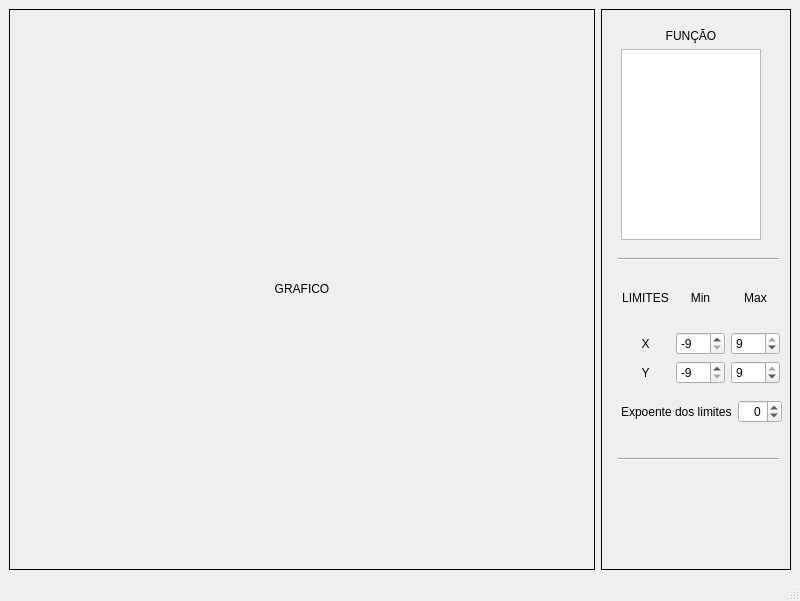
The window that mainplotador.ui (celeron550/Plotador) describes before a commit, drawn with Qt 5.
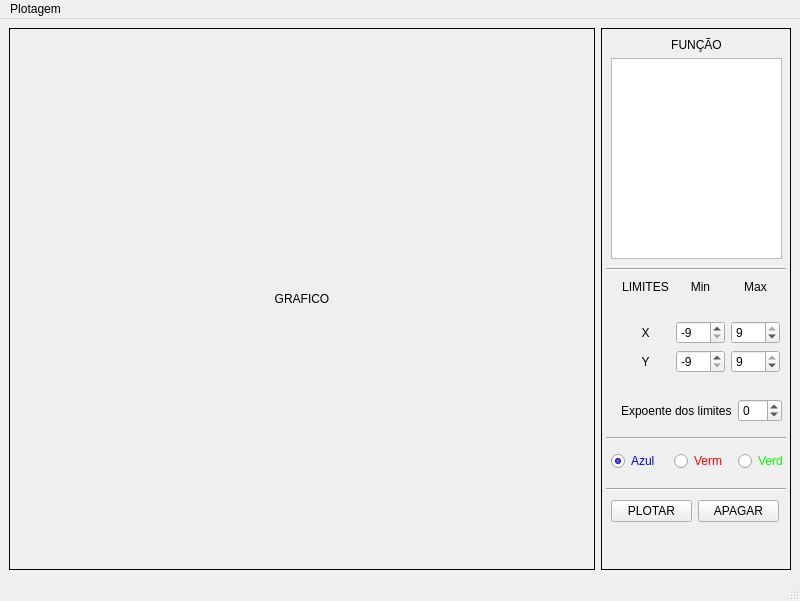
The same window after the commit.

```diff
--- a/mainplotador.ui
+++ b/mainplotador.ui
@@ -63,10 +63,10 @@
       <widget class="QWidget" name="verticalLayoutWidget">
        <property name="geometry">
         <rect>
-         <x>10</x>
-         <y>10</y>
-         <width>160</width>
-         <height>221</height>
+         <x>0</x>
+         <y>0</y>
+         <width>191</width>
+         <height>231</height>
         </rect>
        </property>
        <layout class="QVBoxLayout" name="layoutFuncao">
@@ -98,24 +98,11 @@
         </item>
        </layout>
       </widget>
-      <widget class="Line" name="line1">
-       <property name="geometry">
-        <rect>
-         <x>17</x>
-         <y>240</y>
-         <width>161</width>
-         <height>20</height>
-        </rect>
-       </property>
-       <property name="orientation">
-        <enum>Qt::Orientation::Horizontal</enum>
-       </property>
-      </widget>
       <widget class="QWidget" name="gridLayoutWidget">
        <property name="geometry">
         <rect>
          <x>10</x>
-         <y>250</y>
+         <y>220</y>
          <width>179</width>
          <height>125</height>
         </rect>
@@ -146,7 +133,7 @@
            <string>LIMITES</string>
           </property>
           <property name="textFormat">
-           <enum>Qt::TextFormat::AutoText</enum>
+           <enum>Qt::TextFormat::PlainText</enum>
           </property>
           <property name="alignment">
            <set>Qt::AlignmentFlag::AlignCenter</set>
@@ -237,29 +224,16 @@
         </item>
        </layout>
       </widget>
-      <widget class="Line" name="line2">
-       <property name="geometry">
-        <rect>
-         <x>17</x>
-         <y>440</y>
-         <width>161</width>
-         <height>20</height>
-        </rect>
-       </property>
-       <property name="orientation">
-        <enum>Qt::Orientation::Horizontal</enum>
-       </property>
-      </widget>
-      <widget class="QWidget" name="">
+      <widget class="QWidget" name="layoutWidget">
        <property name="geometry">
         <rect>
          <x>10</x>
-         <y>380</y>
+         <y>360</y>
          <width>181</width>
          <height>36</height>
         </rect>
        </property>
-       <layout class="QHBoxLayout" name="horizontalLayout_2">
+       <layout class="QHBoxLayout" name="layoutExpoente">
         <property name="leftMargin">
          <number>10</number>
         </property>
@@ -277,16 +251,10 @@
           <property name="text">
            <string>Expoente dos limites</string>
           </property>
-          <property name="alignment">
-           <set>Qt::AlignmentFlag::AlignLeading|Qt::AlignmentFlag::AlignLeft|Qt::AlignmentFlag::AlignVCenter</set>
-          </property>
          </widget>
         </item>
         <item>
          <widget class="QSpinBox" name="spinExpoente">
-          <property name="alignment">
-           <set>Qt::AlignmentFlag::AlignRight|Qt::AlignmentFlag::AlignTrailing|Qt::AlignmentFlag::AlignVCenter</set>
-          </property>
           <property name="minimum">
            <number>-9</number>
           </property>
@@ -297,6 +265,125 @@
         </item>
        </layout>
       </widget>
+      <widget class="QWidget" name="gridLayoutWidget_2">
+       <property name="geometry">
+        <rect>
+         <x>0</x>
+         <y>410</y>
+         <width>204</width>
+         <height>41</height>
+        </rect>
+       </property>
+       <layout class="QGridLayout" name="gridCores">
+        <property name="leftMargin">
+         <number>10</number>
+        </property>
+        <property name="topMargin">
+         <number>5</number>
+        </property>
+        <property name="rightMargin">
+         <number>10</number>
+        </property>
+        <item row="0" column="1">
+         <widget class="QRadioButton" name="radioVermelho">
+          <property name="styleSheet">
+           <string notr="true">color:rgb(255, 0, 0)</string>
+          </property>
+          <property name="text">
+           <string>Verm</string>
+          </property>
+         </widget>
+        </item>
+        <item row="0" column="0">
+         <widget class="QRadioButton" name="radioAzul">
+          <property name="styleSheet">
+           <string notr="true">color:rgb(0, 0, 255)</string>
+          </property>
+          <property name="text">
+           <string>Azul</string>
+          </property>
+          <property name="checked">
+           <bool>true</bool>
+          </property>
+         </widget>
+        </item>
+        <item row="0" column="2">
+         <widget class="QRadioButton" name="radioVerde">
+          <property name="styleSheet">
+           <string notr="true">color: rgb(0, 255, 0);</string>
+          </property>
+          <property name="text">
+           <string>Verd</string>
+          </property>
+         </widget>
+        </item>
+       </layout>
+      </widget>
+      <widget class="Line" name="line3">
+       <property name="geometry">
+        <rect>
+         <x>5</x>
+         <y>460</y>
+         <width>180</width>
+         <height>3</height>
+        </rect>
+       </property>
+       <property name="orientation">
+        <enum>Qt::Orientation::Horizontal</enum>
+       </property>
+      </widget>
+      <widget class="Line" name="line2">
+       <property name="geometry">
+        <rect>
+         <x>5</x>
+         <y>400</y>
+         <width>180</width>
+         <height>20</height>
+        </rect>
+       </property>
+       <property name="orientation">
+        <enum>Qt::Orientation::Horizontal</enum>
+       </property>
+      </widget>
+      <widget class="Line" name="line1">
+       <property name="geometry">
+        <rect>
+         <x>5</x>
+         <y>240</y>
+         <width>180</width>
+         <height>3</height>
+        </rect>
+       </property>
+       <property name="orientation">
+        <enum>Qt::Orientation::Horizontal</enum>
+       </property>
+      </widget>
+      <widget class="QWidget" name="layoutWidget">
+       <property name="geometry">
+        <rect>
+         <x>10</x>
+         <y>470</y>
+         <width>168</width>
+         <height>26</height>
+        </rect>
+       </property>
+       <layout class="QHBoxLayout" name="layoutBotoes">
+        <item>
+         <widget class="QPushButton" name="pushPlotar">
+          <property name="text">
+           <string>PLOTAR</string>
+          </property>
+         </widget>
+        </item>
+        <item>
+         <widget class="QPushButton" name="pushApagar">
+          <property name="text">
+           <string>APAGAR</string>
+          </property>
+         </widget>
+        </item>
+       </layout>
+      </widget>
      </widget>
     </item>
    </layout>
@@ -310,6 +397,17 @@
      <height>21</height>
     </rect>
    </property>
+   <widget class="QMenu" name="menuPlotagem">
+    <property name="title">
+     <string>Plotagem</string>
+    </property>
+    <addaction name="actionFun_o"/>
+    <addaction name="actionPlotar"/>
+    <addaction name="actionApagar"/>
+    <addaction name="separator"/>
+    <addaction name="actionSair"/>
+   </widget>
+   <addaction name="menuPlotagem"/>
   </widget>
   <widget class="QStatusBar" name="statusbar"/>
  </widget>
```
Left out of the diff: 24 changed lines with no effect on the pictures.
